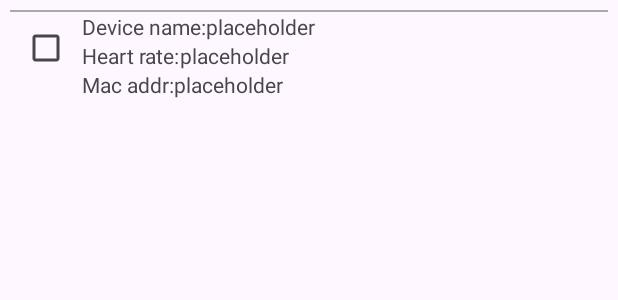
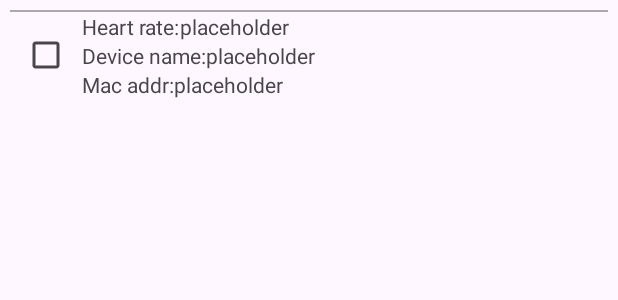
Before and after one commit to frto027/HeartbeatLanServer, an Android app: the layout bluetooth_card.xml on its own in the app's theme, with its tools: preview values and no code run, on a phone screen of 412 x 824 dp. Shown: the top 300 px of the screen. Run offline under Robolectric (Android 15) with nearby library versions, the phone set to English and light mode, and no system bars; network calls fail.

```diff
--- a/app/src/main/res/layout/activity_main.xml
+++ b/app/src/main/res/layout/activity_main.xml
@@ -22,7 +22,7 @@
 
             <com.google.android.material.switchmaterial.SwitchMaterial
                 android:id="@+id/broadcast_toggle_switch"
-                android:layout_width="wrap_content"
+                android:layout_width="match_parent"
                 android:layout_height="wrap_content"
                 android:text="@string/pairing_can_be_discovered" />
             <androidx.appcompat.widget.LinearLayoutCompat
--- a/app/src/main/res/layout/bluetooth_card.xml
+++ b/app/src/main/res/layout/bluetooth_card.xml
@@ -22,11 +22,29 @@
         <CheckBox
             android:id="@+id/connect_disconnect_toggle"
             android:layout_width="wrap_content"
-            android:layout_height="wrap_content" />
+            android:layout_height="match_parent"
+            />
         <androidx.appcompat.widget.LinearLayoutCompat
             android:layout_width="match_parent"
             android:layout_height="wrap_content"
             android:orientation="vertical">
+            <androidx.appcompat.widget.LinearLayoutCompat
+                android:layout_width="match_parent"
+                android:layout_height="wrap_content">
+                <TextView
+                    android:layout_width="wrap_content"
+                    android:layout_height="wrap_content"
+                    android:text="@string/heart_rate">
+                </TextView>
+                <TextView
+                    android:layout_width="match_parent"
+                    android:layout_height="wrap_content"
+                    android:text="@string/placeholder"
+                    android:inputType="none"
+                    android:id="@+id/dev_heart_rate_tv"
+                    >
+                </TextView>
+            </androidx.appcompat.widget.LinearLayoutCompat>
             <androidx.appcompat.widget.LinearLayoutCompat
                 android:layout_width="match_parent"
                 android:layout_height="wrap_content">
@@ -50,23 +68,6 @@
                 <TextView
                     android:layout_width="wrap_content"
                     android:layout_height="wrap_content"
-                    android:text="@string/heart_rate">
-                </TextView>
-                <TextView
-                    android:layout_width="match_parent"
-                    android:layout_height="wrap_content"
-                    android:text="@string/placeholder"
-                    android:inputType="none"
-                    android:id="@+id/dev_heart_rate_tv"
-                    >
-                </TextView>
-            </androidx.appcompat.widget.LinearLayoutCompat>
-            <androidx.appcompat.widget.LinearLayoutCompat
-                android:layout_width="match_parent"
-                android:layout_height="wrap_content">
-                <TextView
-                    android:layout_width="wrap_content"
-                    android:layout_height="wrap_content"
                     android:text="@string/mac_addr">
                 </TextView>
                 <TextView
--- a/app/src/main/res/values/strings.xml
+++ b/app/src/main/res/values/strings.xml
@@ -16,7 +16,5 @@
     <string name="mac_addr">Mac addr:</string>
     <string name="placeholder">placeholder</string>
     <string name="close_the_app">close app</string>
-    <string name="close_warning">
-        1. please configure your phone to keep this app live.\n2. please click the "close app" button to ensure no background task are running.
-    </string>
+    <string name="close_warning">1. please check the devices you want to use(pair it first).\n2. please configure your phone to keep this app live.\n3. please click the close app button to ensure no background task are running.</string>
 </resources>
```
Also changed, not shown: 1 other file.
